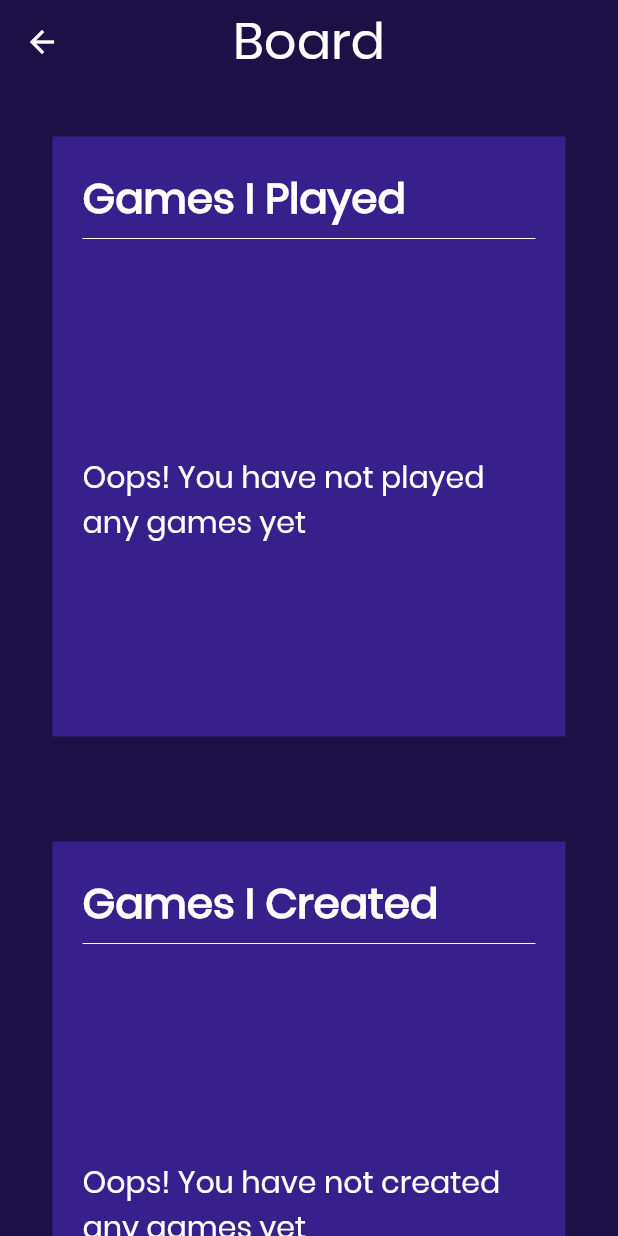
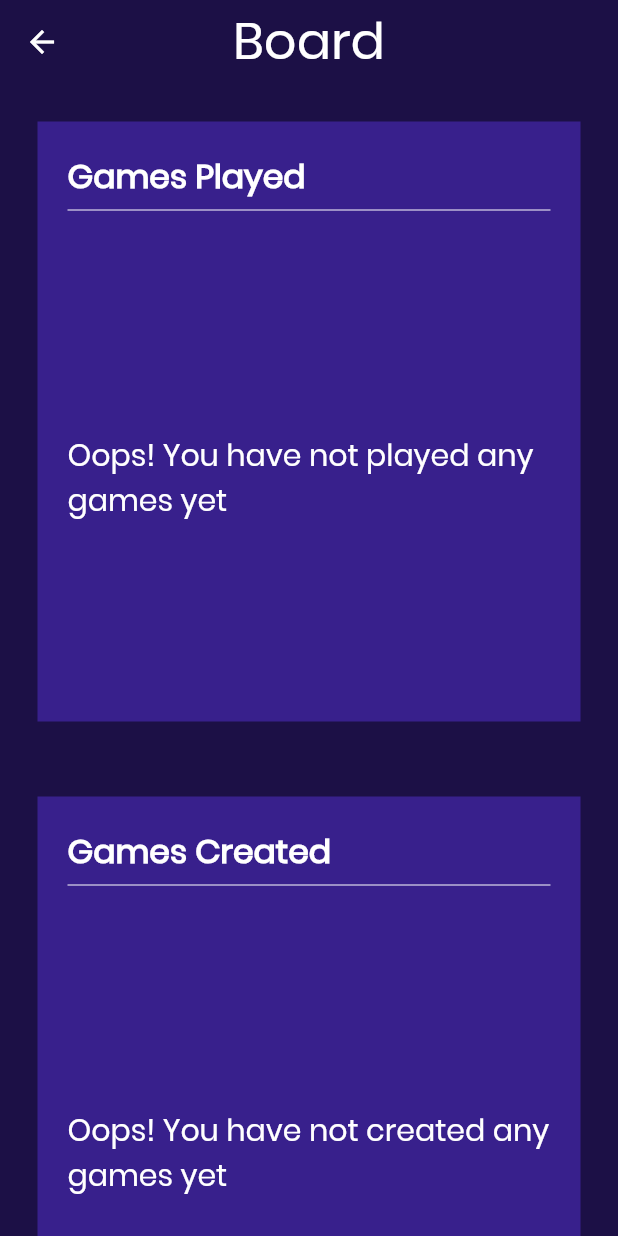
Before and after one commit to hngi/mobileforce-QuickThink, a Flutter app: the BoardScreen screen opened by its route, on a phone screen of 412 x 824 dp. Run offline on Flutter 3.47's test engine with Material 2 defaults, Android fonts, the phone set to English and light mode, and no system bars; our stand-ins replace connectivity, flushbar, flutter_hooks, flutter_icons, flutter_spinkit, flutter_svg and 9 more; missing offline and left inert: giffy_dialog; accounts and stored records are empty.

Commit message:
Board screen minor fixes

```diff
--- a/quick_think/lib/screens/board_screen.dart
+++ b/quick_think/lib/screens/board_screen.dart
@@ -56,7 +56,7 @@ class _BoardScreenState extends State<BoardScreen> {
                             Expanded(
                               flex: 1,
                                 child: Container(
-                                  padding: EdgeInsets.all(35.0),
+                                  padding: EdgeInsets.all(25.0),
                                   child: Container(
                                     height: 400,
                                     width: 400,
@@ -68,9 +68,9 @@ class _BoardScreenState extends State<BoardScreen> {
                                         crossAxisAlignment: CrossAxisAlignment.start,
                                         children: <Widget>[
                                           Text(
-                                            "Games I Played",
+                                            "Games Played",
                                             style: GoogleFonts.poppins(
-                                                fontSize: 28,
+                                                fontSize: 22,
                                                 color: Colors.white,
                                                 fontWeight: FontWeight.bold
                                             )
@@ -92,7 +92,7 @@ class _BoardScreenState extends State<BoardScreen> {
                               flex: 1,
                               child: SingleChildScrollView(
                                 child: Container(
-                                  padding: EdgeInsets.all(35.0),
+                                  padding: EdgeInsets.all(25.0),
                                   child: Container(
                                     height: 400,
                                     width: 400,
@@ -104,9 +104,9 @@ class _BoardScreenState extends State<BoardScreen> {
                                         crossAxisAlignment: CrossAxisAlignment.start,
                                         children: <Widget>[
                                           Text(
-                                              "Games I Created",
+                                              "Games Created",
                                               style: GoogleFonts.poppins(
-                                                  fontSize: 28,
+                                                  fontSize: 22,
                                                   color: Colors.white,
                                                   fontWeight: FontWeight.bold
                                               )
@@ -232,7 +232,7 @@ Widget _row(String index,String gameCode, BuildContext context){
             Expanded(
               flex: 1,
               child: Text(index, style: GoogleFonts.poppins(
-                  fontSize: 20,
+                  fontSize: 18,
                   color: Colors.white
               )),
             ),
@@ -240,7 +240,7 @@ Widget _row(String index,String gameCode, BuildContext context){
             Expanded(
               flex: 2,
               child: Text(gameCode, style: GoogleFonts.poppins(
-                  fontSize: 20,
+                  fontSize: 18,
                   color: Colors.white
               )),
             ),
```
